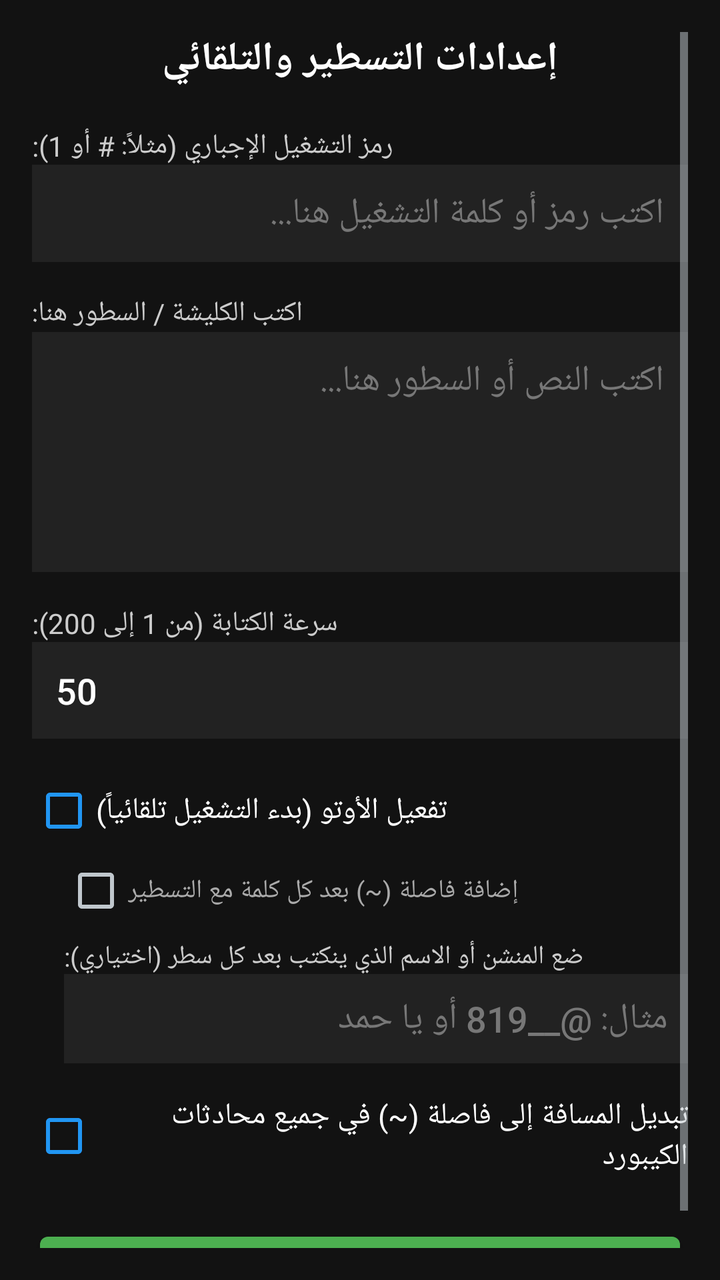
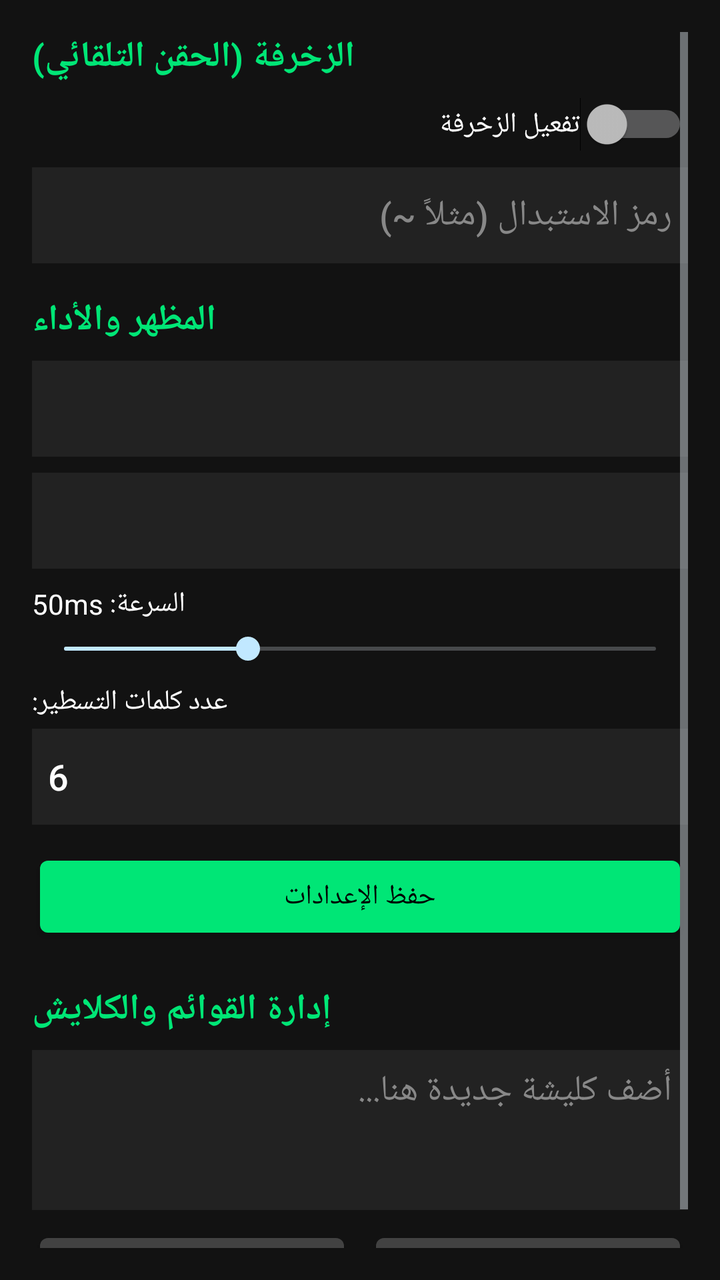

The first picture is an Android layout as it rendered before a commit; the second is the same layout after the commit. The layout source and the unified diff follow.
<!-- AndroidManifest.xml: application theme android:Theme.DeviceDefault -->
<!-- res/layout/activity_main.xml -->
<?xml version="1.0" encoding="utf-8"?>
<ScrollView xmlns:android="http://schemas.android.com/apk/res/android"
    android:layout_width="match_parent"
    android:layout_height="match_parent"
    android:background="#121212"
    android:padding="16dp">

    <LinearLayout
        android:layout_width="match_parent"
        android:layout_height="wrap_content"
        android:orientation="vertical">

        <TextView
            android:layout_width="wrap_content"
            android:layout_height="wrap_content"
            android:text="إعدادات التسطير والتلقائي"
            android:textColor="#FFFFFF"
            android:textSize="20sp"
            android:textStyle="bold"
            android:layout_gravity="center_horizontal"
            android:layout_marginBottom="20dp" />

        
        <TextView
            android:layout_width="wrap_content"
            android:layout_height="wrap_content"
            android:text="رمز التشغيل الإجباري (مثلاً: # أو 1):"
            android:textColor="#CCCCCC"
            android:textSize="14sp" />

        <EditText
            android:id="@+id/etTriggerSymbol"
            android:layout_width="match_parent"
            android:layout_height="wrap_content"
            android:background="#222222"
            android:textColor="#FFFFFF"
            android:padding="12dp"
            android:hint="اكتب رمز أو كلمة التشغيل هنا..."
            android:textColorHint="#777777"
            android:layout_marginBottom="16dp" />

        
        <TextView
            android:layout_width="wrap_content"
            android:layout_height="wrap_content"
            android:text="اكتب الكليشة / السطور هنا:"
            android:textColor="#CCCCCC"
            android:textSize="14sp" />

        <EditText
            android:id="@+id/etAutoText"
            android:layout_width="match_parent"
            android:layout_height="120dp"
            android:background="#222222"
            android:textColor="#FFFFFF"
            android:gravity="top|start"
            android:padding="12dp"
            android:hint="اكتب النص أو السطور هنا..."
            android:textColorHint="#777777"
            android:layout_marginBottom="16dp" />

        
        <TextView
            android:layout_width="wrap_content"
            android:layout_height="wrap_content"
            android:text="سرعة الكتابة (من 1 إلى 200):"
            android:textColor="#CCCCCC"
            android:textSize="14sp" />

        <EditText
            android:id="@+id/etSpeed"
            android:layout_width="match_parent"
            android:layout_height="wrap_content"
            android:background="#222222"
            android:textColor="#FFFFFF"
            android:inputType="number"
            android:text="50"
            android:padding="12dp"
            android:layout_marginBottom="20dp" />

        
        <CheckBox
            android:id="@+id/cbEnableAuto"
            android:layout_width="wrap_content"
            android:layout_height="wrap_content"
            android:text="تفعيل الأوتو (بدء التشغيل تلقائياً)"
            android:textColor="#FFFFFF"
            android:textSize="15sp"
            android:buttonTint="#2196F3"
            android:layout_marginBottom="8dp" />

        <LinearLayout
            android:layout_width="match_parent"
            android:layout_height="wrap_content"
            android:orientation="vertical"
            android:paddingStart="16dp"
            android:layout_marginBottom="16dp">

            <CheckBox
                android:id="@+id/cbReplaceSpaceInAuto"
                android:layout_width="wrap_content"
                android:layout_height="wrap_content"
                android:text="إضافة فاصلة (~) بعد كل كلمة مع التسطير"
                android:textColor="#AAAAAA"
                android:textSize="13sp" />

            <TextView
                android:layout_width="wrap_content"
                android:layout_height="wrap_content"
                android:text="ضع المنشن أو الاسم الذي ينكتب بعد كل سطر (اختياري):"
                android:textColor="#CCCCCC"
                android:textSize="13sp"
                android:layout_marginTop="8dp" />

            <EditText
                android:id="@+id/etSuffixText"
                android:layout_width="match_parent"
                android:layout_height="wrap_content"
                android:background="#222222"
                android:textColor="#FFFFFF"
                android:padding="10dp"
                android:hint="مثال: @__819 أو يا حمد"
                android:textColorHint="#777777" />
        </LinearLayout>

        
        <CheckBox
            android:id="@+id/cbReplaceSpaceGlobal"
            android:layout_width="wrap_content"
            android:layout_height="wrap_content"
            android:text="تبديل المسافة إلى فاصلة (~) في جميع محادثات الكيبورد"
            android:textColor="#FFFFFF"
            android:textSize="15sp"
            android:buttonTint="#2196F3"
            android:layout_marginBottom="24dp" />

        <Button
            android:id="@+id/btnSave"
            android:layout_width="match_parent"
            android:layout_height="wrap_content"
            android:text="حفظ الإعدادات"
            android:backgroundTint="#4CAF50"
            android:textColor="#FFFFFF"
            android:textSize="16sp"
            android:textStyle="bold" />

    </LinearLayout>
</ScrollView>
<!-- resources referenced by this layout -->
<resources>

</resources>

<!-- the commit's change to res/layout/activity_main.xml (unified diff, before → after) -->
@@ -13,136 +13,143 @@
         <TextView
             android:layout_width="wrap_content"
             android:layout_height="wrap_content"
-            android:text="إعدادات التسطير والتلقائي"
+            android:text="الزخرفة (الحقن التلقائي)"
+            android:textColor="#00E676"
+            android:textSize="18sp"
+            android:textStyle="bold" />
+
+        <Switch
+            android:id="@+id/swEnableDecoration"
+            android:layout_width="match_parent"
+            android:layout_height="wrap_content"
+            android:text="تفعيل الزخرفة"
             android:textColor="#FFFFFF"
-            android:textSize="20sp"
-            android:textStyle="bold"
-            android:layout_gravity="center_horizontal"
-            android:layout_marginBottom="20dp" />
+            android:layout_marginTop="8dp" />
 
-        
+        <EditText
+            android:id="@+id/etDecorationSymbol"
+            android:layout_width="match_parent"
+            android:layout_height="48dp"
+            android:background="#222222"
+            android:textColor="#FFFFFF"
+            android:hint="رمز الاستبدال (مثلاً ~)"
+            android:textColorHint="#888888"
+            android:padding="8dp"
+            android:layout_marginTop="8dp" />
+
         <TextView
             android:layout_width="wrap_content"
             android:layout_height="wrap_content"
-            android:text="رمز التشغيل الإجباري (مثلاً: # أو 1):"
-            android:textColor="#CCCCCC"
-            android:textSize="14sp" />
+            android:text="المظهر والأداء"
+            android:textColor="#00E676"
+            android:textSize="18sp"
+            android:textStyle="bold"
+            android:layout_marginTop="16dp" />
 
-        <EditText
-            android:id="@+id/etTriggerSymbol"
+        <Spinner
+            android:id="@+id/spTheme"
+            android:layout_width="match_parent"
+            android:layout_height="48dp"
+            android:background="#222222"
+            android:layout_marginTop="8dp" />
+
+        <Spinner
+            android:id="@+id/spFontSize"
+            android:layout_width="match_parent"
+            android:layout_height="48dp"
+            android:background="#222222"
+            android:layout_marginTop="8dp" />
+
+        <TextView
+            android:id="@+id/tvSpeedValue"
+            android:layout_width="wrap_content"
+            android:layout_height="wrap_content"
+            android:text="السرعة: 50ms"
+            android:textColor="#FFFFFF"
+            android:layout_marginTop="8dp" />
+
+        <SeekBar
+            android:id="@+id/sbSpeed"
             android:layout_width="match_parent"
             android:layout_height="wrap_content"
-            android:background="#222222"
-            android:textColor="#FFFFFF"
-            android:padding="12dp"
-            android:hint="اكتب رمز أو كلمة التشغيل هنا..."
-            android:textColorHint="#777777"
-            android:layout_marginBottom="16dp" />
+            android:min="5"
+            android:max="150"
+            android:progress="50"
+            android:layout_marginTop="4dp" />
 
-        
         <TextView
             android:layout_width="wrap_content"
             android:layout_height="wrap_content"
-            android:text="اكتب الكليشة / السطور هنا:"
-            android:textColor="#CCCCCC"
-            android:textSize="14sp" />
+            android:text="عدد كلمات التسطير:"
+            android:textColor="#FFFFFF"
+            android:layout_marginTop="8dp" />
 
         <EditText
-            android:id="@+id/etAutoText"
+            android:id="@+id/etWordCount"
             android:layout_width="match_parent"
-            android:layout_height="120dp"
+            android:layout_height="48dp"
             android:background="#222222"
             android:textColor="#FFFFFF"
-            android:gravity="top|start"
-            android:padding="12dp"
-            android:hint="اكتب النص أو السطور هنا..."
-            android:textColorHint="#777777"
-            android:layout_marginBottom="16dp" />
+            android:inputType="number"
+            android:text="6"
+            android:padding="8dp"
+            android:layout_marginTop="4dp" />
 
-        
+        <Button
+            android:id="@+id/btnSaveConfig"
+            android:layout_width="match_parent"
+            android:layout_height="wrap_content"
+            android:text="حفظ الإعدادات"
+            android:backgroundTint="#00E676"
+            android:textColor="#000000"
+            android:layout_marginTop="12dp" />
+
         <TextView
             android:layout_width="wrap_content"
             android:layout_height="wrap_content"
-            android:text="سرعة الكتابة (من 1 إلى 200):"
-            android:textColor="#CCCCCC"
-            android:textSize="14sp" />
+            android:text="إدارة القوائم والكلايش"
+            android:textColor="#00E676"
+            android:textSize="18sp"
+            android:textStyle="bold"
+            android:layout_marginTop="20dp" />
 
         <EditText
-            android:id="@+id/etSpeed"
+            android:id="@+id/etNewCliché"
             android:layout_width="match_parent"
-            android:layout_height="wrap_content"
+            android:layout_height="80dp"
             android:background="#222222"
             android:textColor="#FFFFFF"
-            android:inputType="number"
-            android:text="50"
-            android:padding="12dp"
-            android:layout_marginBottom="20dp" />
-
-        
-        <CheckBox
-            android:id="@+id/cbEnableAuto"
-            android:layout_width="wrap_content"
-            android:layout_height="wrap_content"
-            android:text="تفعيل الأوتو (بدء التشغيل تلقائياً)"
-            android:textColor="#FFFFFF"
-            android:textSize="15sp"
-            android:buttonTint="#2196F3"
-            android:layout_marginBottom="8dp" />
+            android:hint="أضف كليشة جديدة هنا..."
+            android:textColorHint="#888888"
+            android:gravity="top|start"
+            android:padding="8dp"
+            android:layout_marginTop="8dp" />
 
         <LinearLayout
             android:layout_width="match_parent"
             android:layout_height="wrap_content"
-            android:orientation="vertical"
-            android:paddingStart="16dp"
-            android:layout_marginBottom="16dp">
+            android:orientation="horizontal"
+            android:layout_marginTop="8dp">
 
-            <CheckBox
-                android:id="@+id/cbReplaceSpaceInAuto"
-                android:layout_width="wrap_content"
+            <Button
+                android:id="@+id/btnAddCliché"
+                android:layout_width="0dp"
                 android:layout_height="wrap_content"
-                android:text="إضافة فاصلة (~) بعد كل كلمة مع التسطير"
-                android:textColor="#AAAAAA"
-                android:textSize="13sp" />
+                android:layout_weight="1"
+                android:text="إضافة"
+                android:backgroundTint="#424242"
+                android:textColor="#FFFFFF" />
 
-            <TextView
-                android:layout_width="wrap_content"
+            <Button
+                android:id="@+id/btnShowClichés"
+                android:layout_width="0dp"
                 android:layout_height="wrap_content"
-                android:text="ضع المنشن أو الاسم الذي ينكتب بعد كل سطر (اختياري):"
-                android:textColor="#CCCCCC"
-                android:textSize="13sp"
-                android:layout_marginTop="8dp" />
-
-            <EditText
-                android:id="@+id/etSuffixText"
-                android:layout_width="match_parent"
-                android:layout_height="wrap_content"
-                android:background="#222222"
+                android:layout_weight="1"
+                android:text="عرض الكلايش"
+                android:backgroundTint="#424242"
                 android:textColor="#FFFFFF"
-                android:padding="10dp"
-                android:hint="مثال: @__819 أو يا حمد"
-                android:textColorHint="#777777" />
+                android:layout_marginStart="8dp" />
         </LinearLayout>
-
-        
-        <CheckBox
-            android:id="@+id/cbReplaceSpaceGlobal"
-            android:layout_width="wrap_content"
-            android:layout_height="wrap_content"
-            android:text="تبديل المسافة إلى فاصلة (~) في جميع محادثات الكيبورد"
-            android:textColor="#FFFFFF"
-            android:textSize="15sp"
-            android:buttonTint="#2196F3"
-            android:layout_marginBottom="24dp" />
-
-        <Button
-            android:id="@+id/btnSave"
-            android:layout_width="match_parent"
-            android:layout_height="wrap_content"
-            android:text="حفظ الإعدادات"
-            android:backgroundTint="#4CAF50"
-            android:textColor="#FFFFFF"
-            android:textSize="16sp"
-            android:textStyle="bold" />
 
     </LinearLayout>
 </ScrollView>
